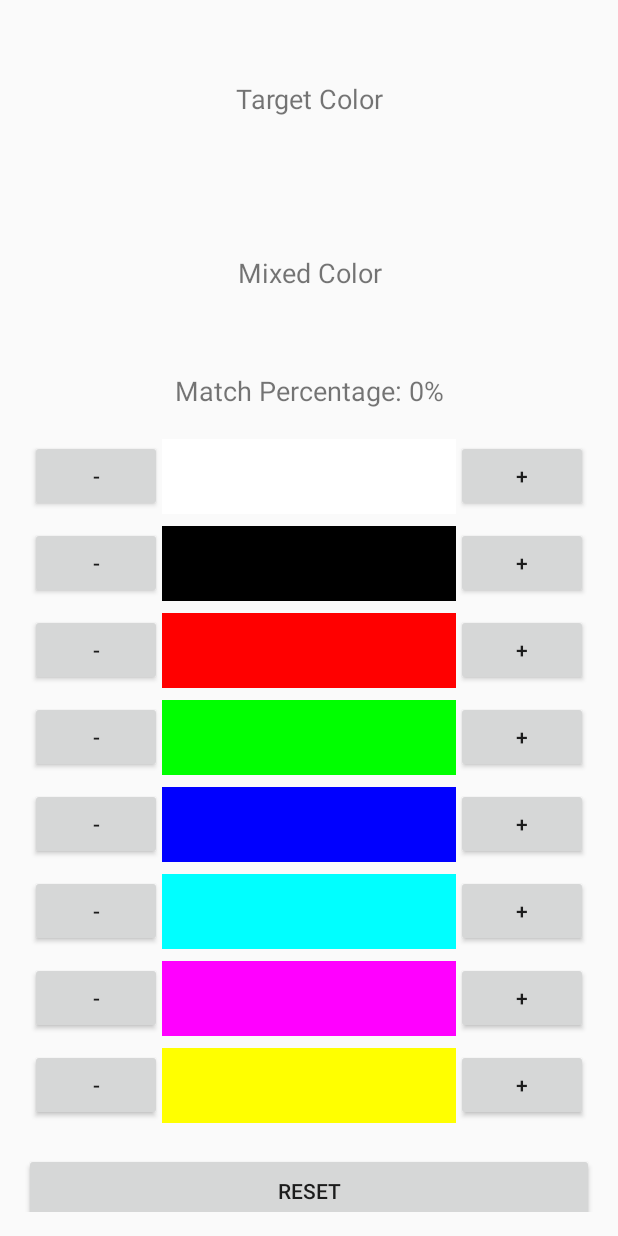
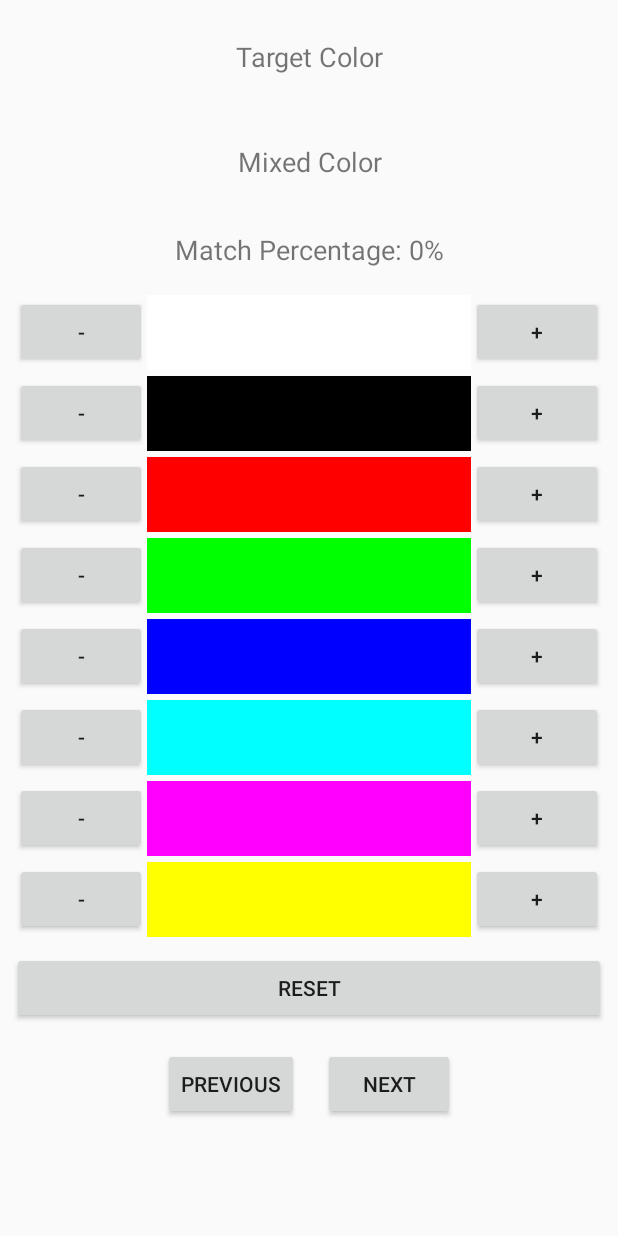
Before and after one commit to fridge32/The-Perfect-Blend, an Android app built with Jetpack Compose: the layout activity_main.xml on its own in the app's theme, with its tools: preview values and no code run, on a phone screen of 412 x 824 dp. Run offline under Robolectric (Android 15) with nearby library versions, the phone set to English and light mode, and no system bars.

Commit message:
Layout fixes

```diff
--- a/app/src/main/res/layout/activity_main.xml
+++ b/app/src/main/res/layout/activity_main.xml
@@ -3,12 +3,12 @@
               android:layout_width="match_parent"
               android:layout_height="match_parent"
               android:orientation="vertical"
-              android:padding="16dp">
+              android:padding="8dp">
 
     <TextView
             android:id="@+id/targetColorView"
             android:layout_width="match_parent"
-            android:layout_height="100dp"
+            android:layout_height="60dp"
             android:text="Target Color"
             android:gravity="center"
             android:textSize="18sp" />
@@ -16,11 +16,11 @@
     <TextView
             android:id="@+id/mixedColorView"
             android:layout_width="match_parent"
-            android:layout_height="100dp"
+            android:layout_height="60dp"
             android:text="Mixed Color"
             android:gravity="center"
             android:textSize="18sp"
-            android:layout_marginTop="16dp" />
+            android:layout_marginTop="10dp" />
 
     <TextView
             android:id="@+id/percentageView"
@@ -44,7 +44,7 @@
                 android:layout_height="wrap_content"
                 android:orientation="horizontal"
                 android:gravity="center_vertical"
-                android:padding="4dp">
+                android:padding="2dp">
             <Button
                     android:id="@+id/buttonWhiteDecrement"
                     android:layout_width="wrap_content"
@@ -69,7 +69,7 @@
                 android:layout_height="wrap_content"
                 android:orientation="horizontal"
                 android:gravity="center_vertical"
-                android:padding="4dp">
+                android:padding="2dp">
             <Button
                     android:id="@+id/buttonBlackDecrement"
                     android:layout_width="wrap_content"
@@ -94,7 +94,7 @@
                 android:layout_height="wrap_content"
                 android:orientation="horizontal"
                 android:gravity="center_vertical"
-                android:padding="4dp">
+                android:padding="2dp">
             <Button
                     android:id="@+id/buttonRedDecrement"
                     android:layout_width="wrap_content"
@@ -119,7 +119,7 @@
                 android:layout_height="wrap_content"
                 android:orientation="horizontal"
                 android:gravity="center_vertical"
-                android:padding="4dp">
+                android:padding="2dp">
             <Button
                     android:id="@+id/buttonGreenDecrement"
                     android:layout_width="wrap_content"
@@ -144,7 +144,7 @@
                 android:layout_height="wrap_content"
                 android:orientation="horizontal"
                 android:gravity="center_vertical"
-                android:padding="4dp">
+                android:padding="2dp">
             <Button
                     android:id="@+id/buttonBlueDecrement"
                     android:layout_width="wrap_content"
@@ -169,7 +169,7 @@
                 android:layout_height="wrap_content"
                 android:orientation="horizontal"
                 android:gravity="center_vertical"
-                android:padding="4dp">
+                android:padding="2dp">
             <Button
                     android:id="@+id/buttonCyanDecrement"
                     android:layout_width="wrap_content"
@@ -194,7 +194,7 @@
                 android:layout_height="wrap_content"
                 android:orientation="horizontal"
                 android:gravity="center_vertical"
-                android:padding="4dp">
+                android:padding="2dp">
             <Button
                     android:id="@+id/buttonMagentaDecrement"
                     android:layout_width="wrap_content"
@@ -219,7 +219,7 @@
                 android:layout_height="wrap_content"
                 android:orientation="horizontal"
                 android:gravity="center_vertical"
-                android:padding="4dp">
+                android:padding="2dp">
             <Button
                     android:id="@+id/buttonYellowDecrement"
                     android:layout_width="wrap_content"
@@ -244,9 +244,9 @@
     <Button
             android:id="@+id/resetButton"
             android:layout_width="match_parent"
-            android:layout_height="50dp"
+            android:layout_height="wrap_content"
             android:text="Reset"
-            android:layout_marginTop="16dp"/>
+            android:layout_marginTop="8dp"/>
 
     <!-- Forward and Backward Buttons -->
     <LinearLayout
@@ -260,13 +260,13 @@
                 android:id="@+id/previousButton"
                 android:layout_width="wrap_content"
                 android:layout_height="wrap_content"
-                android:text=" Previous" />
+                android:text="Previous" />
 
         <Button
                 android:id="@+id/nextButton"
                 android:layout_width="wrap_content"
                 android:layout_height="wrap_content"
-                android:text="Next "
+                android:text="Next"
                 android:layout_marginLeft="16dp"/>
     </LinearLayout>
 
--- a/app/src/main/res/values/styles.xml
+++ b/app/src/main/res/values/styles.xml
@@ -1,7 +1,7 @@
 <resources>
 
     <!-- Base application theme extending from Theme.AppCompat -->
-    <style name="Theme.ThePerfectBlend" parent="Theme.AppCompat.Light.DarkActionBar">
+    <style name="Theme.ThePerfectBlend" parent="Theme.AppCompat.DayNight.NoActionBar">
         <!-- Customize your theme here -->
         <item name="colorPrimary">@color/colorPrimary</item>
         <item name="colorPrimaryDark">@color/colorPrimaryDark</item>
```
